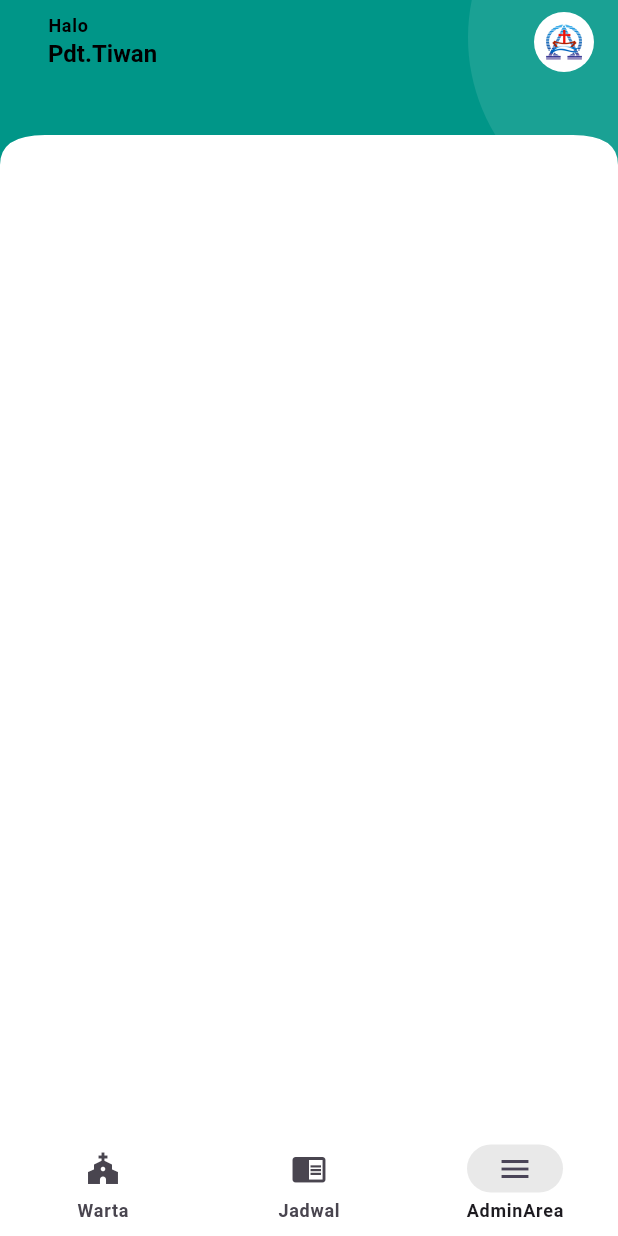
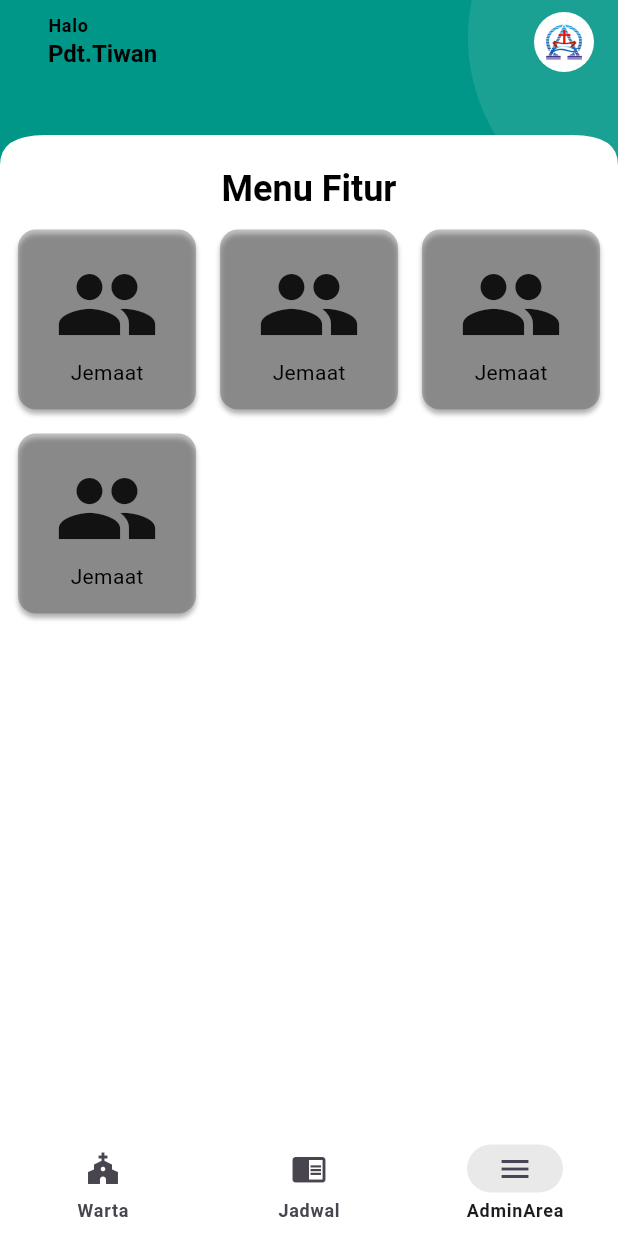
Before and after one commit to thesquad7/mobileGKI, a Flutter app: the screen it shows after launch, item 3 of the bottom bar chosen, on a phone screen of 412 x 824 dp. Run offline on Flutter 3.47's test engine with Material 3 defaults, Android fonts, the phone set to English and light mode, and no system bars; our stand-ins replace carousel_slider, get; Roboto replaces fonts that are missing (Poppins).

Commit message:
menu done

```diff
--- a/lib/home/admin_area.dart
+++ b/lib/home/admin_area.dart
@@ -1,5 +1,8 @@
 import 'package:MobileGKI/common/widget/c_header.dart';
 import 'package:MobileGKI/home/d_config/widget/b_appbar.dart';
+import 'package:MobileGKI/utils/constrains/colors.dart';
+import 'package:MobileGKI/utils/helper/helper_function.dart';
+import 'package:MobileGKI/utils/theme/constrains/sizes.dart';
 import 'package:flutter/material.dart';
 
 class AdminArea extends StatelessWidget {
@@ -25,9 +28,72 @@ class AdminArea extends StatelessWidget {
                 imgW: 40,
               )
             ]),
-          )
+          ),
+          Container(
+              child: Text(
+            "Menu Fitur",
+            style: Theme.of(context).textTheme.headlineMedium,
+          )),
+          Padding(
+            padding: EdgeInsets.all(FilemonSized.borderRadiusLg),
+            child: GridView.builder(
+                itemCount: 4,
+                shrinkWrap: true,
+                gridDelegate: const SliverGridDelegateWithFixedCrossAxisCount(
+                    mainAxisSpacing: FilemonSized.gridViewSpacing,
+                    crossAxisSpacing: FilemonSized.gridViewSpacing,
+                    crossAxisCount: 3,
+                    mainAxisExtent: 120),
+                itemBuilder: (_, index) => Container(
+                      child: icondataAdmin(),
+                    )),
+          ),
         ]),
       ),
     );
   }
 }
+
+class icondataAdmin extends StatelessWidget {
+  const icondataAdmin({
+    super.key,
+  });
+
+  @override
+  Widget build(BuildContext context) {
+    final dark = FilemonHelperFunctions.isDarkMode(context);
+    return Padding(
+      padding: EdgeInsets.all(0),
+      child: Container(
+        decoration: BoxDecoration(
+          boxShadow: [
+            BoxShadow(
+              color: Colors.black.withOpacity(0.3),
+              blurRadius: 2,
+              offset: Offset(0, 3), // Shadow position
+            ),
+          ],
+          color: dark
+              ? FilemonColor.white.withOpacity(0.1)
+              : FilemonColor.black.withOpacity(0.1),
+          borderRadius: BorderRadius.circular(12),
+        ),
+        child: Container(
+          decoration: BoxDecoration(
+            color: dark
+                ? FilemonColor.white.withOpacity(0.2)
+                : FilemonColor.black.withOpacity(0.2),
+            borderRadius: BorderRadius.circular(12),
+          ),
+          child: Column(mainAxisAlignment: MainAxisAlignment.center, children: [
+            Icon(
+              Icons.group,
+              size: 70,
+            ),
+            Text("Jemaat")
+          ]),
+        ),
+      ),
+    );
+  }
+}
--- a/lib/home/d_config/widget/j_pendetapic.dart
+++ b/lib/home/d_config/widget/j_pendetapic.dart
@@ -1,4 +1,3 @@
-import 'package:MobileGKI/utils/constrains/image_string.dart';
 import 'package:flutter/material.dart';
 
 class PendetaPic extends StatelessWidget {
--- a/lib/home/d_config/widget/j_tanggal.dart
+++ b/lib/home/d_config/widget/j_tanggal.dart
@@ -16,9 +16,12 @@ class Tanggal extends StatelessWidget {
             decoration: BoxDecoration(
                 color: Colors.amber[400]?.withOpacity(0.5),
                 borderRadius: BorderRadius.all(Radius.circular(5))),
-            child: Text(
-              tanggal,
-              style: Theme.of(context).textTheme.bodyMedium,
+            child: Padding(
+              padding: const EdgeInsets.all(3.0),
+              child: Text(
+                tanggal,
+                style: Theme.of(context).textTheme.bodyMedium,
+              ),
             )));
   }
 }
--- a/lib/init/splash_screen.dart
+++ b/lib/init/splash_screen.dart
@@ -42,7 +42,10 @@ class _SplashScreen extends State<SplashScreen>
             Card(
               child: Container(
                 width: 150,
-                child: Image.asset("assets/logo.png"),
+                child: Padding(
+                  padding: const EdgeInsets.all(8.0),
+                  child: Image.asset("assets/logo.png"),
+                ),
               ),
             ),
             Text(
```
